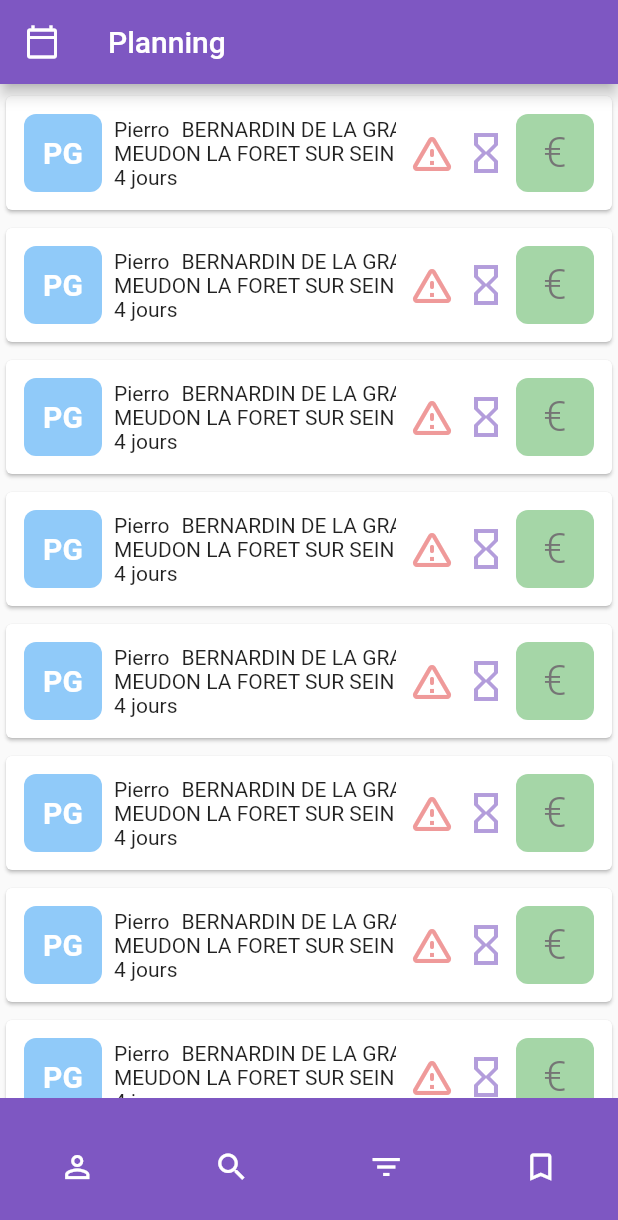
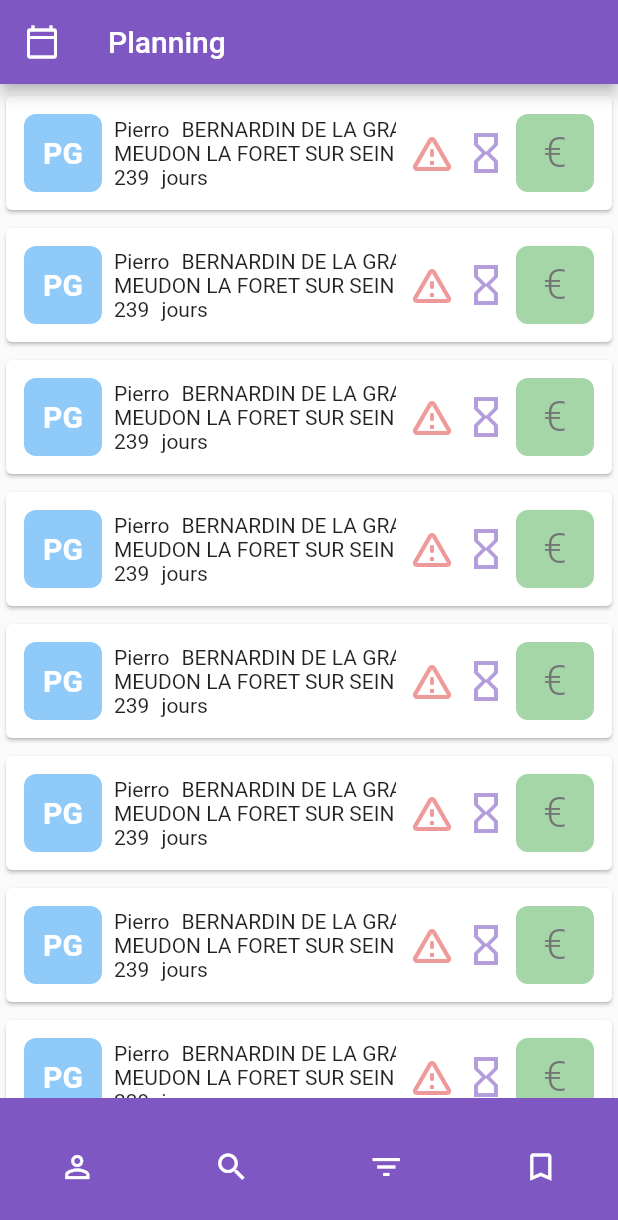
Before and after one commit to GreatPy/sd_tech_app, a Flutter app: the screen it shows after launch, on a phone screen of 412 x 824 dp. Shown: the top 1220 px of the screen. Run offline on Flutter 3.47's test engine with Material 2 defaults, Android fonts, the phone set to English and light mode, and no system bars; our stand-ins replace keyboard_dismisser.

Commit message:
relative date set

```diff
--- a/lib/data/dummy_pg.dart
+++ b/lib/data/dummy_pg.dart
@@ -15,7 +15,7 @@ Exam pg1 = Exam(
   status: Status.toBeScheduled,
   tech: vahe,
   doctor: doctor1,
-  createdAt: getRelativeDate(10),
+  createdAt: getRelativeDate(239),
 );
 
 final List<Exam> pgs = [
--- a/lib/widgets/generals/exam_box/scrolable_row.dart
+++ b/lib/widgets/generals/exam_box/scrolable_row.dart
@@ -15,6 +15,7 @@ class ScrolableRow extends StatelessWidget {
   @override
   Widget build(BuildContext context) {
     final Widget content;
+    final DateTime today = DateTime.now();
     switch (line) {
       case ExamCostuerInfoLine.fullName:
         content = Row(children: [
@@ -25,7 +26,15 @@ class ScrolableRow extends StatelessWidget {
       case ExamCostuerInfoLine.city:
         content = StyledText(content: exam.customer.city);
       case ExamCostuerInfoLine.delay:
-        content = const StyledText(content: "4 jours");
+        Duration delay = today.difference(exam.createdAt);
+        content = Row(
+          children: [
+            StyledText(content: delay.inDays.toString()),
+            const SizedBox(width: 8),
+            StyledText(
+                content: delay > const Duration(days: 2) ? "jours" : "jour")
+          ],
+        );
       default:
         content = const Placeholder();
     }
```
